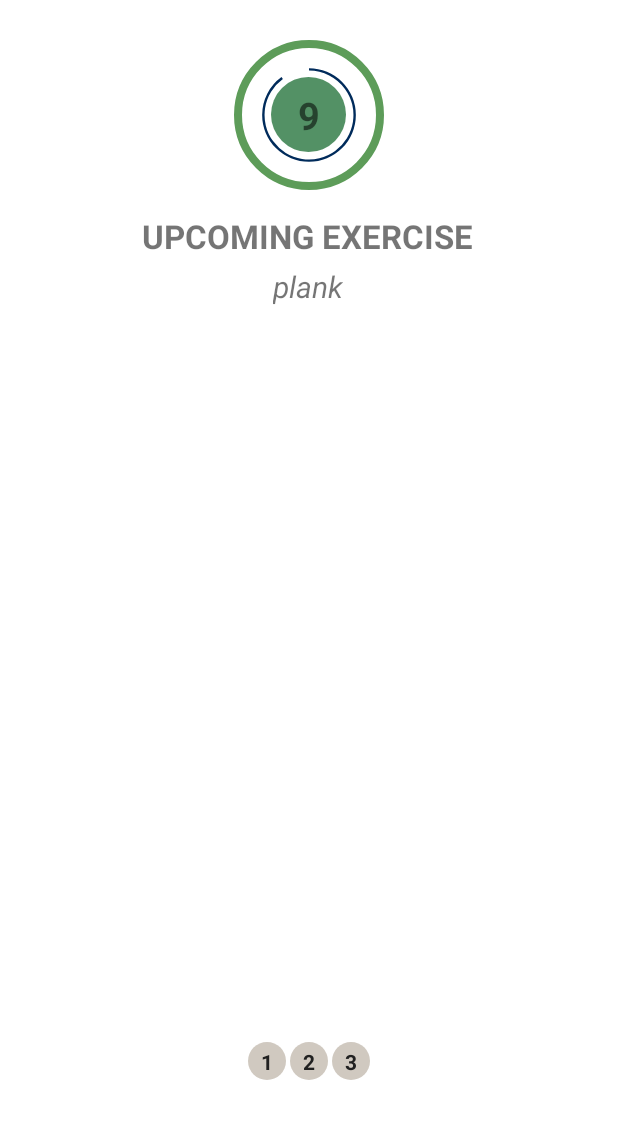
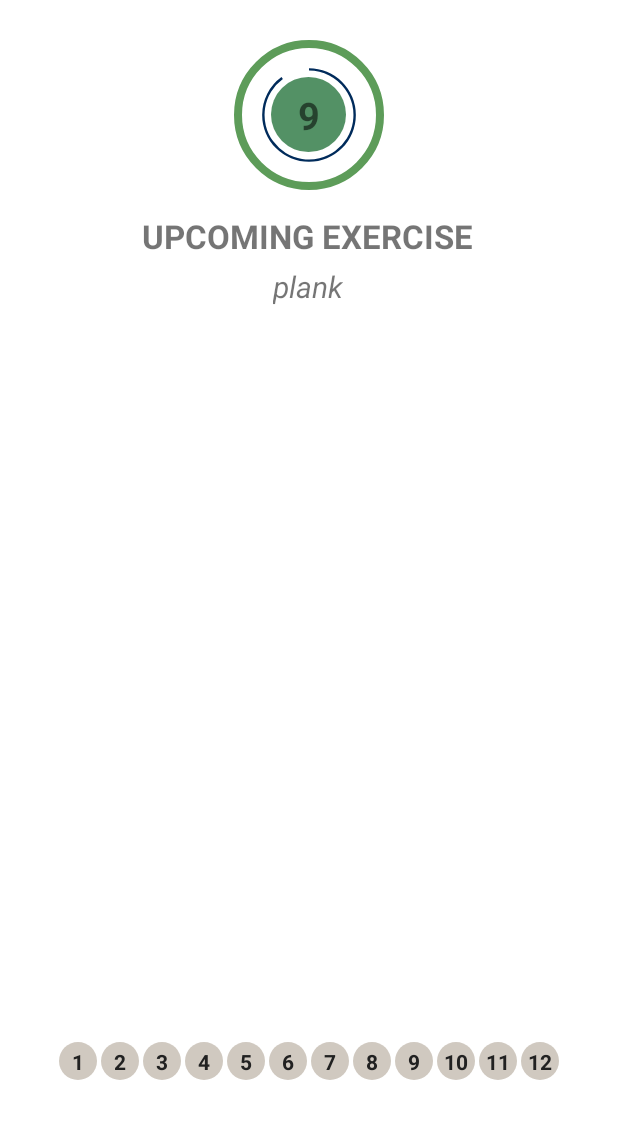
Before and after one commit to AGAndroidDeveloper/7-min-workout, an Android app: the Exercise screen opened directly, with no data from a screen before it, on a phone screen of 412 x 824 dp, the part 58-1197 px from its top. Run offline under Robolectric (Android 15) with nearby library versions, the phone set to English and light mode, and no system bars.

Commit message:
updated to version-2

```diff
--- a/app/src/main/java/com/example/myworkoutplan/Constant.kt
+++ b/app/src/main/java/com/example/myworkoutplan/Constant.kt
@@ -19,60 +19,60 @@ class Constants {
             val pushUp = ExerciseModel(3, "Lunges", R.drawable.download__15_, false, false)
             exerciseList.add(pushUp)
 
-//            val abdominalCrunch =
-//                ExerciseModel(4, "Abdominal Crunch", R.drawable.abnominal_crunches, false, false)
-//            exerciseList.add(abdominalCrunch)
-//
-//            val stepUpOnChair =
-//                ExerciseModel(
-//                    5,
-//                    "Step-Up onto Chair",
-//                    R.drawable.download__19_,
-//                    false,
-//                    false
-//                )
-//            exerciseList.add(stepUpOnChair)
-//
-//            val squat = ExerciseModel(6, "Squat", R.drawable.download__6_, false, false)
-//            exerciseList.add(squat)
-//
-//            val tricepDipOnChair =
-//                ExerciseModel(
-//                    7,
-//                    "Tricep Dip On Chair",
-//                    R.drawable.tricep_on_chair,
-//                    false,
-//                    false
-//                )
-//            exerciseList.add(tricepDipOnChair)
-//
-//            val plank = ExerciseModel(8, "Plank", R.drawable.download__15_, false, false)
-//            exerciseList.add(plank)
-//
-//            val highKneesRunningInPlace =
-//                ExerciseModel(
-//                    9, "High Knees Running In Place",
-//                    R.drawable.high_knee_running,
-//                    false,
-//                    false
-//                )
-//            exerciseList.add(highKneesRunningInPlace)
-//
-//            val lunges = ExerciseModel(10, "Lunges", R.drawable.download__14_, false, false)
-//            exerciseList.add(lunges)
-//
-//            val pushupAndRotation =
-//                ExerciseModel(
-//                    11,
-//                    "Push up and Rotation",
-//                    R.drawable.pushup_rotation,
-//                    false,
-//                    false
-//                )
-//            exerciseList.add(pushupAndRotation)
-//
-//            val sidePlank = ExerciseModel(12, "Side Plank", R.drawable.download__17_, false, false)
-//            exerciseList.add(sidePlank)
+            val abdominalCrunch =
+                ExerciseModel(4, "Abdominal Crunch", R.drawable.abnominal_crunches, false, false)
+            exerciseList.add(abdominalCrunch)
+
+            val stepUpOnChair =
+                ExerciseModel(
+                    5,
+                    "Step-Up onto Chair",
+                    R.drawable.download__19_,
+                    false,
+                    false
+                )
+            exerciseList.add(stepUpOnChair)
+
+            val squat = ExerciseModel(6, "Squat", R.drawable.download__6_, false, false)
+            exerciseList.add(squat)
+
+            val tricepDipOnChair =
+                ExerciseModel(
+                    7,
+                    "Tricep Dip On Chair",
+                    R.drawable.tricep_on_chair,
+                    false,
+                    false
+                )
+            exerciseList.add(tricepDipOnChair)
+
+            val plank = ExerciseModel(8, "Plank", R.drawable.download__15_, false, false)
+            exerciseList.add(plank)
+
+            val highKneesRunningInPlace =
+                ExerciseModel(
+                    9, "High Knees Running In Place",
+                    R.drawable.high_knee_running,
+                    false,
+                    false
+                )
+            exerciseList.add(highKneesRunningInPlace)
+
+            val lunges = ExerciseModel(10, "Lunges", R.drawable.download__14_, false, false)
+            exerciseList.add(lunges)
+
+            val pushupAndRotation =
+                ExerciseModel(
+                    11,
+                    "Push up and Rotation",
+                    R.drawable.pushup_rotation,
+                    false,
+                    false
+                )
+            exerciseList.add(pushupAndRotation)
+
+            val sidePlank = ExerciseModel(12, "Side Plank", R.drawable.download__17_, false, false)
+            exerciseList.add(sidePlank)
 
 
            return exerciseList
--- a/app/src/main/res/drawable/text_color_changed_for_radio_button.xml
+++ b/app/src/main/res/drawable/text_color_changed_for_radio_button.xml
@@ -1,7 +1,9 @@
 <?xml version="1.0" encoding="utf-8"?>
 <selector xmlns:android="http://schemas.android.com/apk/res/android"
     >
-    <item  android:color="@color/white" android:state_checked ="true"/>
-    <item android:color = "#D8D8D8"  android:state_checked="false"/>
+    <item  android:color="@color/white"
+        android:state_checked ="true"/>
+    <item android:color = "#D8D8D8"
+        android:state_checked="false"/>
 
 </selector>
--- a/app/src/main/res/layout/activity_body_mass_index.xml
+++ b/app/src/main/res/layout/activity_body_mass_index.xml
@@ -25,7 +25,6 @@
       android:layout_height="60dp"
       android:background="@drawable/radio_group_background_changed"
       android:gravity="center"
-
       android:orientation="horizontal"
       app:layout_constraintEnd_toEndOf="parent"
       app:layout_constraintStart_toStartOf="parent"
@@ -40,7 +39,6 @@
         android:button="@null"
         android:checked="true"
         android:gravity="center"
-
         android:text="@string/si_unit"
         android:textColor="@drawable/text_color_changed_for_radio_button"
         android:textSize="25sp"
```
Also changed, not shown: app/src/main/java/com/example/myworkoutplan/Body_Mass_Index.kt (+1 -16 lines).
